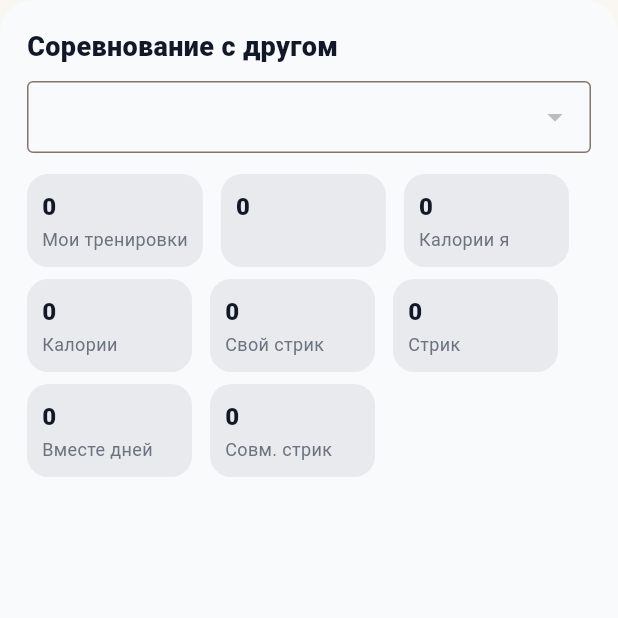
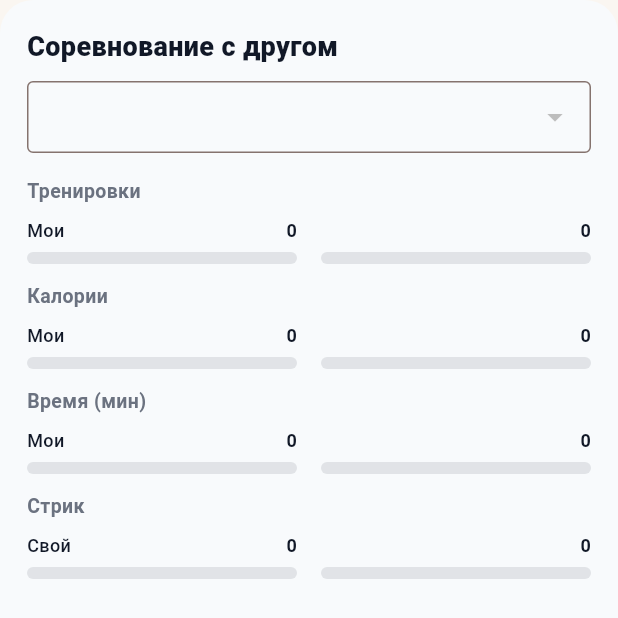
Before and after one commit to Abil221/TrainingApp, a Flutter app: the _CompetitionCard widget shown alone on an empty page, opened directly with empty values, on a phone screen of 412 x 824 dp. Shown: the top 618 px of the screen. Run offline on Flutter 3.47's test engine with Material 3 defaults, Android fonts, the phone set to English and light mode, and no system bars; our stand-ins replace shared_preferences, supabase_flutter; accounts and stored records are empty.

Commit message:
изменил графики в мой день и убрал лишнее

```diff
--- a/lib/screens/daily_stats_screen.dart
+++ b/lib/screens/daily_stats_screen.dart
@@ -676,47 +676,162 @@ class _CompetitionCard extends StatelessWidget {
               ),
             ],
           ),
-          const SizedBox(height: 14),
-          Wrap(
-            spacing: 12,
-            runSpacing: 8,
-            children: [
-              _SmallMetricTile(
-                label: 'Мои тренировки',
-                value: '$totalWorkouts',
-              ),
-              _SmallMetricTile(
-                label: activeFriend.name,
-                value: '$friendWorkouts',
-              ),
-              _SmallMetricTile(
-                label: 'Калории я',
-                value: '$totalCalories',
-              ),
-              _SmallMetricTile(
-                label: 'Калории ${activeFriend.name}',
-                value: '$friendCalories',
-              ),
-              _SmallMetricTile(
-                label: 'Свой стрик',
-                value: '$streak',
-              ),
-              _SmallMetricTile(
-                label: 'Стрик ${activeFriend.name}',
-                value: '$friendStreak',
-              ),
-              _SmallMetricTile(
-                label: 'Вместе дней',
-                value: '$sharedDays',
-              ),
-              _SmallMetricTile(
-                label: 'Совм. стрик',
-                value: '$sharedStreak',
-              ),
-            ],
+          const SizedBox(height: 16),
+          _ComparisonChartRow(
+            label: 'Тренировки',
+            yourValue: totalWorkouts,
+            friendValue: friendWorkouts,
+            yourLabel: 'Мои',
+            friendLabel: activeFriend.name,
+          ),
+          const SizedBox(height: 12),
+          _ComparisonChartRow(
+            label: 'Калории',
+            yourValue: totalCalories,
+            friendValue: friendCalories,
+            yourLabel: 'Мои',
+            friendLabel: activeFriend.name,
+          ),
+          const SizedBox(height: 12),
+          _ComparisonChartRow(
+            label: 'Время (мин)',
+            yourValue: totalDuration,
+            friendValue: friendDuration,
+            yourLabel: 'Мои',
+            friendLabel: activeFriend.name,
+          ),
+          const SizedBox(height: 12),
+          _ComparisonChartRow(
+            label: 'Стрик',
+            yourValue: streak,
+            friendValue: friendStreak,
+            yourLabel: 'Свой',
+            friendLabel: activeFriend.name,
           ),
         ],
       ),
+    );
+  }
+}
+
+class _ComparisonChartRow extends StatelessWidget {
+  final String label;
+  final int yourValue;
+  final int friendValue;
+  final String yourLabel;
+  final String friendLabel;
+
+  const _ComparisonChartRow({
+    required this.label,
+    required this.yourValue,
+    required this.friendValue,
+    required this.yourLabel,
+    required this.friendLabel,
+  });
+
+  @override
+  Widget build(BuildContext context) {
+    final maxValue = math.max(yourValue, friendValue).toDouble();
+    final maxValueDisplay = maxValue == 0 ? 1 : maxValue;
+
+    final yourPercent = yourValue / maxValueDisplay;
+    final friendPercent = friendValue / maxValueDisplay;
+    final isDark = Theme.of(context).brightness == Brightness.dark;
+
+    return Column(
+      crossAxisAlignment: CrossAxisAlignment.start,
+      children: [
+        Text(
+          label,
+          style: const TextStyle(
+            fontSize: 13,
+            fontWeight: FontWeight.w600,
+            color: Color(0xFF6B7280),
+          ),
+        ),
+        const SizedBox(height: 8),
+        Row(
+          children: [
+            Expanded(
+              child: Column(
+                crossAxisAlignment: CrossAxisAlignment.start,
+                children: [
+                  Row(
+                    mainAxisAlignment: MainAxisAlignment.spaceBetween,
+                    children: [
+                      Text(
+                        yourLabel,
+                        style: const TextStyle(
+                          fontSize: 12,
+                          fontWeight: FontWeight.w500,
+                        ),
+                      ),
+                      Text(
+                        '$yourValue',
+                        style: const TextStyle(
+                          fontSize: 12,
+                          fontWeight: FontWeight.w700,
+                        ),
+                      ),
+                    ],
+                  ),
+                  const SizedBox(height: 6),
+                  ClipRRect(
+                    borderRadius: BorderRadius.circular(6),
+                    child: LinearProgressIndicator(
+                      value: yourPercent,
+                      minHeight: 8,
+                      backgroundColor: const Color(0xFF111827).withValues(alpha: 0.1),
+                      valueColor: AlwaysStoppedAnimation<Color>(
+                        isDark ? const Color(0xFF60A5FA) : const Color(0xFF3B82F6),
+                      ),
+                    ),
+                  ),
+                ],
+              ),
+            ),
+            const SizedBox(width: 16),
+            Expanded(
+              child: Column(
+                crossAxisAlignment: CrossAxisAlignment.start,
+                children: [
+                  Row(
+                    mainAxisAlignment: MainAxisAlignment.spaceBetween,
+                    children: [
+                      Text(
+                        friendLabel,
+                        style: const TextStyle(
+                          fontSize: 12,
+                          fontWeight: FontWeight.w500,
+                        ),
+                      ),
+                      Text(
+                        '$friendValue',
+                        style: const TextStyle(
+                          fontSize: 12,
+                          fontWeight: FontWeight.w700,
+                        ),
+                      ),
+                    ],
+                  ),
+                  const SizedBox(height: 6),
+                  ClipRRect(
+                    borderRadius: BorderRadius.circular(6),
+                    child: LinearProgressIndicator(
+                      value: friendPercent,
+                      minHeight: 8,
+                      backgroundColor: const Color(0xFF111827).withValues(alpha: 0.1),
+                      valueColor: AlwaysStoppedAnimation<Color>(
+                        isDark ? const Color(0xFFFCA5A5) : const Color(0xFFF87171),
+                      ),
+                    ),
+                  ),
+                ],
+              ),
+            ),
+          ],
+        ),
+      ],
     );
   }
 }
```
